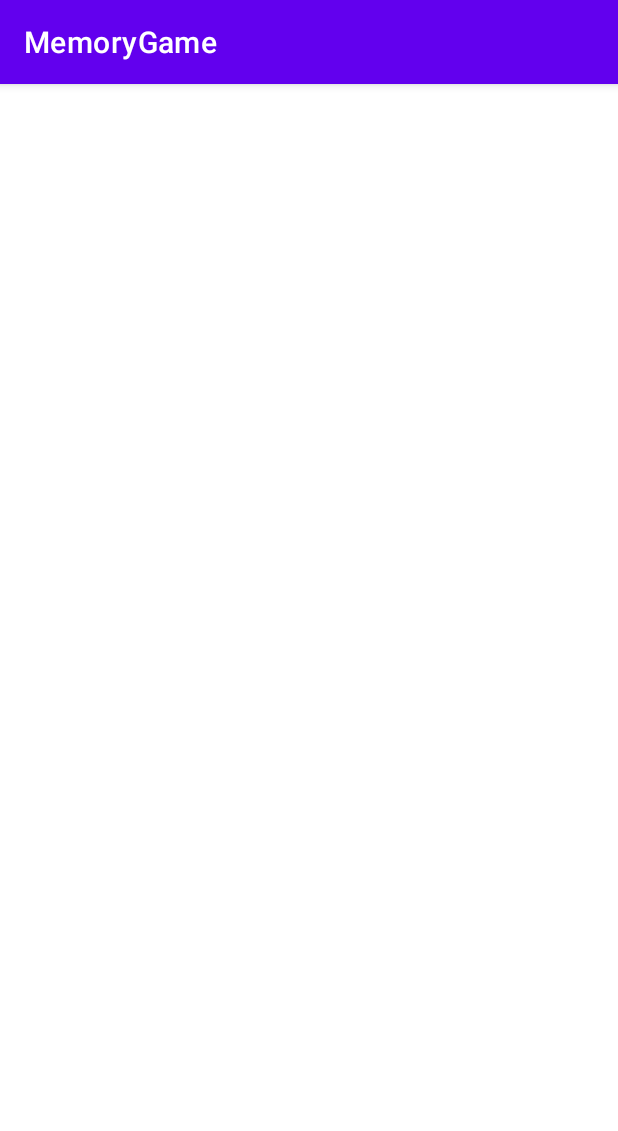
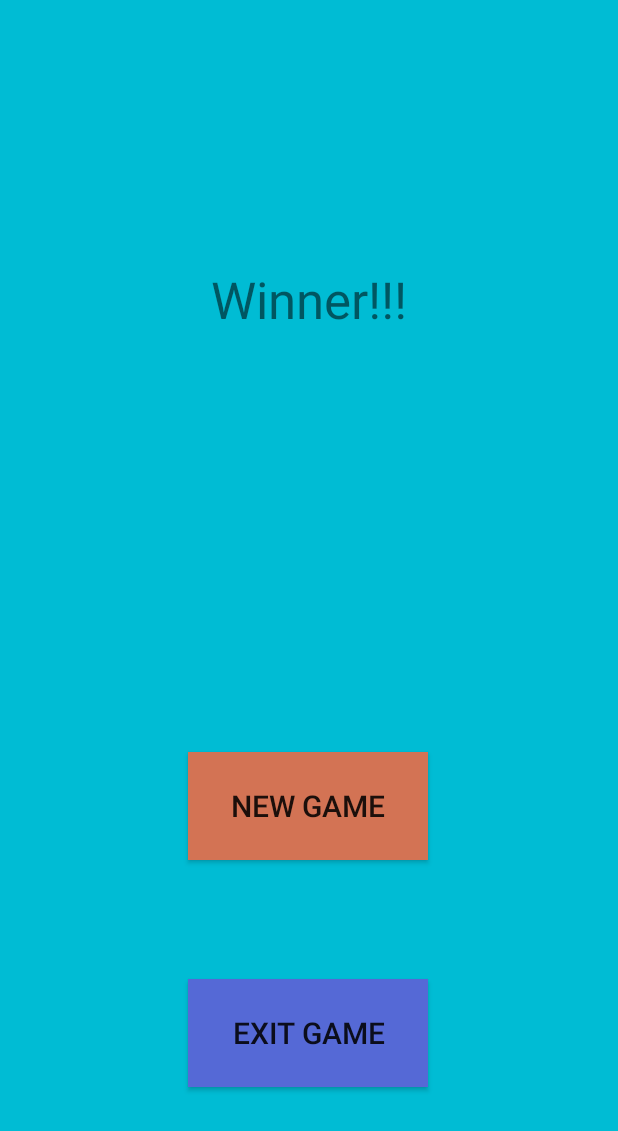
Before and after one commit to ehelferty/MemoryGame, an Android app: the ScoreScreen screen opened directly, with no data from a screen before it, on a phone screen of 412 x 824 dp. Shown: the top 1131 px of the screen. Run offline under Robolectric (Android 15) with nearby library versions, the phone set to English and light mode, and no system bars; 1 statement that could not run was skipped.

Commit message:
App now recognizes matching cards. Guesses are counted, new page loads when all matches found. Option to restart game or exit app on new page.

```diff
--- a/app/src/main/java/comp208/helferty/Card.java
+++ b/app/src/main/java/comp208/helferty/Card.java
@@ -3,10 +3,6 @@ package comp208.helferty;
 public class Card {
     int imageId;
     int faceValue;
-
-    int choice1;
-    int choice2;
-
 
     int row;
     int col;
--- a/app/src/main/res/layout/activity_main.xml
+++ b/app/src/main/res/layout/activity_main.xml
@@ -4,7 +4,7 @@
     xmlns:tools="http://schemas.android.com/tools"
     android:layout_width="match_parent"
     android:layout_height="match_parent"
-    android:background="#009688"
+    android:background="#00BCD4"
     tools:context=".MainActivity">
 
     <TableLayout
@@ -160,4 +160,5 @@
                 app:srcCompat="@drawable/card" />
         </TableRow>
     </TableLayout>
+
 </androidx.constraintlayout.widget.ConstraintLayout>
--- a/app/src/main/res/layout/activity_score_screen.xml
+++ b/app/src/main/res/layout/activity_score_screen.xml
@@ -4,6 +4,58 @@
     xmlns:tools="http://schemas.android.com/tools"
     android:layout_width="match_parent"
     android:layout_height="match_parent"
+    android:background="#00BCD4"
     tools:context=".ScoreScreen">
 
+    <Button
+        android:id="@+id/exitBtn"
+        android:layout_width="160dp"
+        android:layout_height="72dp"
+        android:background="#5569D6"
+        android:onClick="exitGame"
+        android:text="Exit Game"
+        android:textSize="20sp"
+        app:layout_constraintBottom_toBottomOf="parent"
+        app:layout_constraintEnd_toEndOf="parent"
+        app:layout_constraintHorizontal_bias="0.498"
+        app:layout_constraintStart_toStartOf="parent"
+        app:layout_constraintTop_toBottomOf="@+id/finalScore"
+        app:layout_constraintVertical_bias="0.696" />
+
+    <TextView
+        android:id="@+id/finalScore"
+        android:layout_width="wrap_content"
+        android:layout_height="wrap_content"
+        android:text=""
+        android:textSize="20sp"
+        app:layout_constraintBottom_toBottomOf="parent"
+        app:layout_constraintEnd_toEndOf="parent"
+        app:layout_constraintStart_toStartOf="parent"
+        app:layout_constraintTop_toTopOf="parent" />
+
+    <Button
+        android:id="@+id/newGameBtn"
+        android:layout_width="160dp"
+        android:layout_height="72dp"
+        android:background="#D37354"
+        android:onClick="newGame"
+        android:text="New Game"
+        android:textSize="20sp"
+        app:layout_constraintBottom_toBottomOf="parent"
+        app:layout_constraintEnd_toEndOf="parent"
+        app:layout_constraintHorizontal_bias="0.498"
+        app:layout_constraintStart_toStartOf="parent"
+        app:layout_constraintTop_toBottomOf="@+id/finalScore"
+        app:layout_constraintVertical_bias="0.232" />
+
+    <TextView
+        android:id="@+id/textView2"
+        android:layout_width="wrap_content"
+        android:layout_height="wrap_content"
+        android:text="Winner!!!"
+        android:textSize="34sp"
+        app:layout_constraintBottom_toTopOf="@+id/finalScore"
+        app:layout_constraintEnd_toEndOf="parent"
+        app:layout_constraintStart_toStartOf="parent"
+        app:layout_constraintTop_toTopOf="parent" />
 </androidx.constraintlayout.widget.ConstraintLayout>
--- a/app/src/main/res/values-night/themes.xml
+++ b/app/src/main/res/values-night/themes.xml
@@ -1,6 +1,6 @@
 <resources xmlns:tools="http://schemas.android.com/tools">
     <!-- Base application theme. -->
-    <style name="Theme.MemoryGame" parent="Theme.MaterialComponents.DayNight.DarkActionBar">
+    <style name="Theme.MemoryGame" parent="Theme.AppCompat.Light.NoActionBar">
         <!-- Primary brand color. -->
         <item name="colorPrimary">@color/purple_200</item>
         <item name="colorPrimaryVariant">@color/purple_700</item>
--- a/app/src/main/res/values/themes.xml
+++ b/app/src/main/res/values/themes.xml
@@ -1,6 +1,6 @@
 <resources xmlns:tools="http://schemas.android.com/tools">
     <!-- Base application theme. -->
-    <style name="Theme.MemoryGame" parent="Theme.MaterialComponents.DayNight.DarkActionBar">
+    <style name="Theme.MemoryGame" parent="Theme.AppCompat.Light.NoActionBar">
         <!-- Primary brand color. -->
         <item name="colorPrimary">@color/purple_500</item>
         <item name="colorPrimaryVariant">@color/purple_700</item>
```
Also changed, not shown: app/src/main/java/comp208/helferty/Game.java (+9 -1 lines), app/src/main/java/comp208/helferty/MainActivity.java (+74 -23 lines), app/src/main/java/comp208/helferty/ScoreScreen.java (+26 -0 lines).
